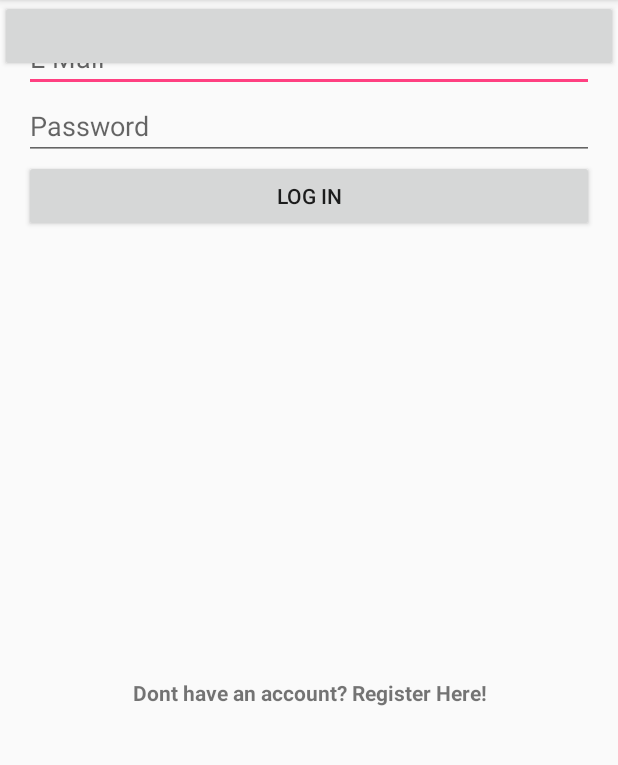
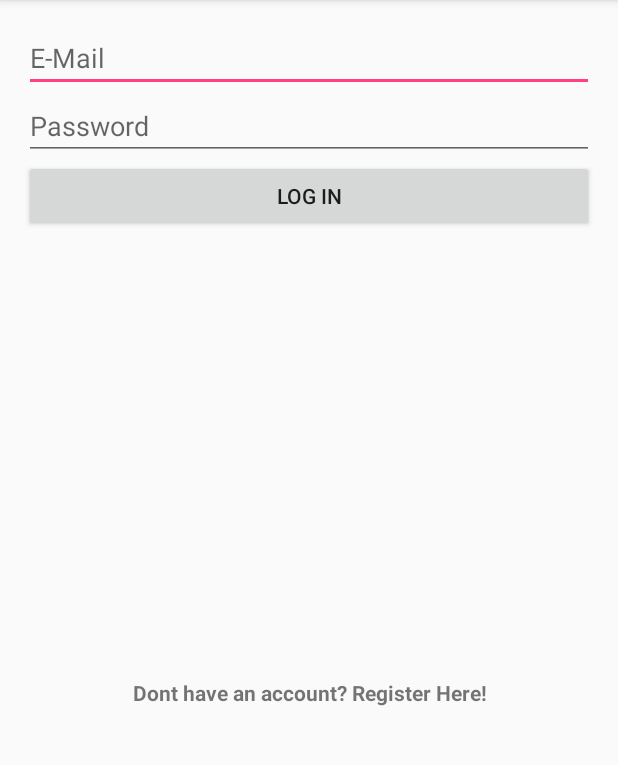
Before and after one commit to thxu93/CharityBell, an Android app: the screen it shows after launch (LoginActivity), on a phone screen of 412 x 824 dp, the part 84-849 px from its top. Run offline under Robolectric (Android 15) with nearby library versions, the phone set to English and light mode, and no system bars; our stand-ins replace Firebase (no records; nobody signed in at launch, a user with empty details on screens opened directly).

```diff
--- a/app/build.gradle
+++ b/app/build.gradle
@@ -30,7 +30,7 @@ dependencies {
     })
     compile 'com.android.support:appcompat-v7:25.3.1'
     compile 'com.android.support.constraint:constraint-layout:1.0.2'
-    compile 'com.facebook.android:facebook-android-sdk:[4,5)'
+//    compile 'com.facebook.android:facebook-android-sdk:[4,5)'
     compile 'com.google.firebase:firebase-auth:10.2.1'
     compile 'com.firebaseui:firebase-ui-auth:1.2.0'
     compile 'com.google.firebase:firebase-database:10.2.1'
--- a/app/src/main/AndroidManifest.xml
+++ b/app/src/main/AndroidManifest.xml
@@ -1,5 +1,6 @@
 <?xml version="1.0" encoding="utf-8"?>
 <manifest xmlns:android="http://schemas.android.com/apk/res/android"
+    xmlns:tools="http://schemas.android.com/tools"
     package="edu.tacoma.uw.xut.charitybell">
 
     <uses-permission android:name="android.permission.INTERNET"/>
@@ -14,6 +15,7 @@
 
 
         <meta-data android:name="com.facebook.sdk.ApplicationId"
+            tools:replace= "android:value"
             android:value="@string/facebook_app_id"/>
         <provider android:authorities="com.facebook.app.FacebookContentProvider177001902829290"
             android:name="com.facebook.FacebookContentProvider"
--- a/app/src/main/java/edu/tacoma/uw/xut/charitybell/LoginActivity.java
+++ b/app/src/main/java/edu/tacoma/uw/xut/charitybell/LoginActivity.java
@@ -21,14 +21,10 @@ import android.widget.EditText;
 import android.widget.TextView;
 import android.widget.Toast;
 
-import com.facebook.FacebookSdk;
-import com.facebook.share.model.ShareLinkContent;
-import com.facebook.share.widget.ShareDialog;
 import com.google.android.gms.tasks.OnCompleteListener;
 import com.google.android.gms.tasks.Task;
 import com.google.firebase.auth.AuthResult;
 import com.google.firebase.auth.FirebaseAuth;
-
 
 
 public class LoginActivity extends AppCompatActivity {
@@ -37,10 +33,6 @@ public class LoginActivity extends AppCompatActivity {
     private EditText mEmail, mPassword;
     private FirebaseAuth mAuth;
     private TextView mRegisterTextLink;
-
-
-    private ShareDialog shareDialog;
-    Button post;
 
     @Override
     protected void onCreate(Bundle savedInstanceState) {
@@ -52,21 +44,6 @@ public class LoginActivity extends AppCompatActivity {
         mPassword = (EditText) findViewById(R.id.passwordInput);
         mRegisterTextLink = (TextView) findViewById(R.id.registerTextLink);
         mAuth = FirebaseAuth.getInstance();
-
-
-        FacebookSdk.sdkInitialize(getApplicationContext());
-        shareDialog = new ShareDialog(this);
-
-        post = (Button) findViewById(R.id.button);
-        post.setOnClickListener(new View.OnClickListener() {
-            @Override
-            public void onClick(View v) {
-                ShareLinkContent content = new ShareLinkContent.Builder()
-                        .setQuote("Wow! I just donated $2 by hitting the snooze") //eventually replace two with a number pulled from sqlite
-                        .setContentUrl(Uri.parse("http://www.CharityBell.com")).build();
-                shareDialog.show(content);
-            }
-        });
 
         mLoginButton.setOnClickListener(new View.OnClickListener() {
             @Override
--- a/app/src/main/res/layout/activity_login.xml
+++ b/app/src/main/res/layout/activity_login.xml
@@ -76,10 +76,4 @@
         tools:layout_constraintRight_creator="1"
         tools:layout_constraintTop_creator="1" />
 
-    <Button
-        android:layout_width="match_parent"
-        android:layout_height="wrap_content"
-        android:layout_marginBottom="20dp"
-        android:id="@+id/button"/>
-
 </android.support.constraint.ConstraintLayout>
```
Also changed, not shown: app/src/main/java/edu/tacoma/uw/xut/charitybell/AlarmDialogActivity.java (+4 -7 lines), 5 other files.
